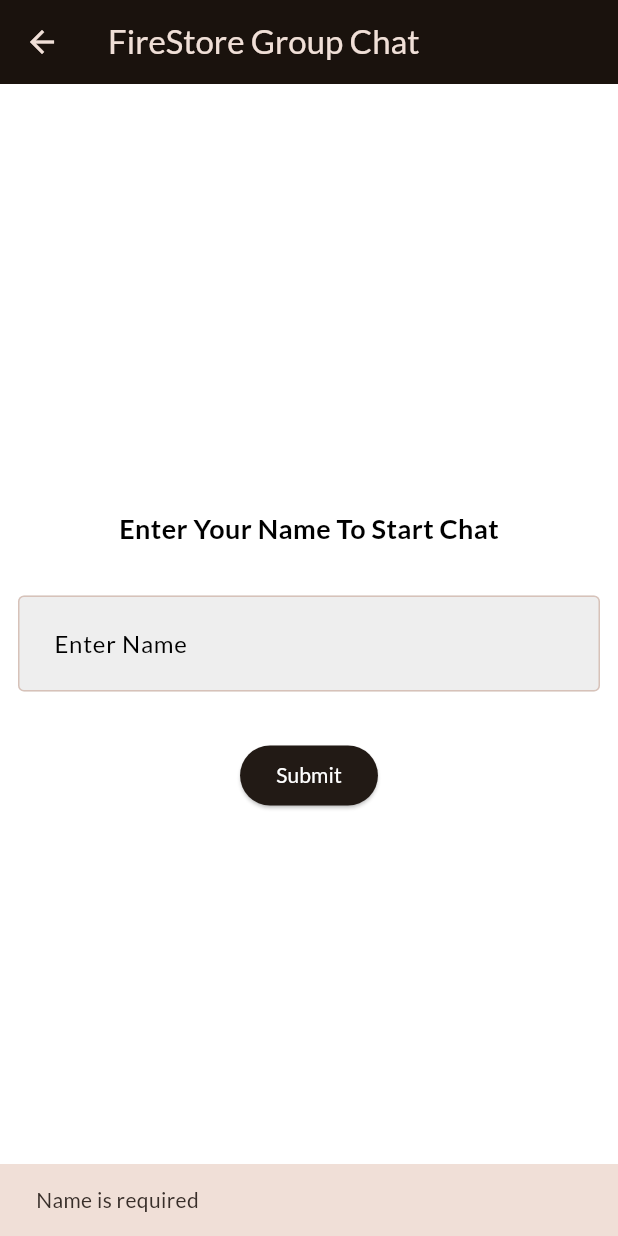
After one commit to Rahulbitcot/flutter_learning_app, a Flutter app: the GroupChatMain screen opened directly, after a tap on "Submit", on a phone screen of 412 x 824 dp. The commit adds this screen. Run offline on Flutter 3.47's test engine with Material 3 defaults, Android fonts, the phone set to English and light mode, and no system bars; our stand-ins replace cloud_firestore, firebase_core, google_fonts, shared_preferences, transparent_image; accounts and stored records are empty.

Commit message:
group chat

```diff
--- /dev/null
+++ b/lib/GroupChatApp/group_chat_main.dart
@@ -0,0 +1,127 @@
+import 'package:cloud_firestore/cloud_firestore.dart';
+import 'package:firebase_core/firebase_core.dart';
+import 'package:flutter/material.dart';
+import 'package:flutter_learning_app/GroupChatApp/chat_screen.dart';
+
+class GroupChatMain extends StatefulWidget {
+  const GroupChatMain({super.key});
+
+  @override
+  _GroupChatMainState createState() => _GroupChatMainState();
+}
+
+class _GroupChatMainState extends State<GroupChatMain> {
+  final TextEditingController nameTextController = TextEditingController();
+
+  @override
+  void dispose() {
+    // Dispose the controller when the widget is disposed
+    nameTextController.dispose();
+    super.dispose();
+  }
+
+  Future<void> createUser() async {
+    WidgetsFlutterBinding.ensureInitialized();
+    await Firebase.initializeApp();
+
+    final userName = nameTextController.text.trim();
+    final String id;
+
+    if (userName.isNotEmpty) {
+      try {
+        // Add the user document and get the document reference
+        final userDocRef =
+            await FirebaseFirestore.instance.collection('users').add({
+          'name': userName,
+          'createdAt': Timestamp.now(),
+        });
+
+        // Update the document with the generated ID
+        await FirebaseFirestore.instance
+            .collection('users')
+            .doc(userDocRef.id)
+            .update({
+          'id': userDocRef.id,
+        });
+
+        id = userDocRef.id;
+
+        // Show success message
+        ScaffoldMessenger.of(context).showSnackBar(
+          const SnackBar(content: Text('User created successfully!')),
+        );
+
+        // Clear the text field after submission
+        setState(() {
+          nameTextController.clear();
+
+          Navigator.push(
+            context,
+            MaterialPageRoute(
+              builder: (context) => ChatScreen(id: id, userName: userName),
+            ),
+          );
+        });
+      } catch (e) {
+        // Show error message if adding user to Firestore fails
+        ScaffoldMessenger.of(context).showSnackBar(
+          SnackBar(content: Text('Failed to create user: $e')),
+        );
+      }
+    } else {
+      // Show error message if name input is empty
+      ScaffoldMessenger.of(context).showSnackBar(
+        const SnackBar(content: Text('Name is required')),
+      );
+    }
+  }
+
+  @override
+  Widget build(BuildContext context) {
+    return Scaffold(
+      backgroundColor: Colors.white,
+      appBar: AppBar(
+        title: const Text("FireStore Group Chat"),
+      ),
+      body: Center(
+        child: Column(
+          mainAxisAlignment: MainAxisAlignment.center,
+          children: [
+            const Text(
+              "Enter Your Name To Start Chat",
+              style: TextStyle(
+                color: Colors.black,
+                fontWeight: FontWeight.bold,
+                fontSize: 18,
+              ),
+            ),
+            const SizedBox(height: 20),
+            Padding(
+              padding: const EdgeInsets.all(12.0),
+              child: TextFormField(
+                controller: nameTextController,
+                decoration: InputDecoration(
+                  labelText: "Enter Name",
+                  labelStyle: const TextStyle(color: Colors.black),
+                  filled: true,
+                  fillColor: Colors.grey[200],
+                  contentPadding: const EdgeInsets.all(20),
+                  border: const OutlineInputBorder(),
+                ),
+              ),
+            ),
+            const SizedBox(height: 20),
+            ElevatedButton(
+              onPressed: createUser,
+              child: const Text(
+                "Submit",
+                style:
+                    TextStyle(color: Colors.white, fontWeight: FontWeight.w500),
+              ),
+            ),
+          ],
+        ),
+      ),
+    );
+  }
+}
--- /dev/null
+++ b/lib/GroupChatApp/models/chat_room.dart
@@ -0,0 +1,73 @@
+import 'package:cloud_firestore/cloud_firestore.dart';
+
+class ChatRoom {
+  final String id;
+  final String name;
+  final DateTime createdAt;
+  final List<String> members;
+
+  ChatRoom({
+    required this.id,
+    required this.name,
+    required this.createdAt,
+    required this.members,
+  });
+
+  // Converts ChatRoom instance to a map for Firebase storage
+  Map<String, dynamic> toMap() {
+    return {
+      'id': id,
+      'name': name,
+      'createdAt': createdAt,
+      'members': members,
+    };
+  }
+
+  // Creates a ChatRoom instance from a Firestore document
+  factory ChatRoom.fromMap(Map<String, dynamic> map) {
+    return ChatRoom(
+      id: map['id'] as String,
+      name: map['name'] as String,
+      createdAt: (map['createdAt'] as Timestamp).toDate(),
+      members: List<String>.from(map['members']),
+    );
+  }
+}
+
+class Message {
+  final String id;
+  final String senderId;
+  final String senderName;
+  final String text;
+  final DateTime sentAt;
+
+  Message({
+    required this.id,
+    required this.senderId,
+    required this.senderName,
+    required this.text,
+    required this.sentAt,
+  });
+
+  // Converts Message instance to a map for Firebase storage
+  Map<String, dynamic> toMap() {
+    return {
+      'id': id,
+      'senderId': senderId,
+      'senderName': senderName,
+      'text': text,
+      'sentAt': sentAt,
+    };
+  }
+
+  // Creates a Message instance from a Firestore document
+  factory Message.fromMap(Map<String, dynamic> map) {
+    return Message(
+      id: map['id'] as String,
+      senderId: map['senderId'] as String,
+      senderName: map['senderName'] as String,
+      text: map['text'] as String,
+      sentAt: (map['sentAt'] as Timestamp).toDate(),
+    );
+  }
+}
--- a/pubspec.yaml
+++ b/pubspec.yaml
@@ -41,6 +41,8 @@
   http: ^1.2.2
   shared_preferences: ^2.3.2
   transparent_image: ^2.0.1
+  cloud_firestore: ^5.4.5
+  firebase_core: ^3.7.0
 
 dev_dependencies:
   flutter_test:
@@ -51,7 +53,7 @@
   # activated in the `analysis_options.yaml` file located at the root of your
   # package. See that file for information about deactivating specific lint
   # rules and activating additional ones.
-  flutter_lints: ^4.0.0
+
 
 # For information on the generic Dart part of this file, see the
 # following page: https://dart.dev/tools/pub/pubspec
```
Also changed, not shown: lib/GroupChatApp/Widgets/receiver_message.dart (added, +69 -0 lines), lib/GroupChatApp/Widgets/sender_screen.dart (added, +66 -0 lines), lib/GroupChatApp/chat_screen.dart (added, +161 -0 lines), lib/main.dart (+15 -0 lines), pubspec.lock, 6 other files.
